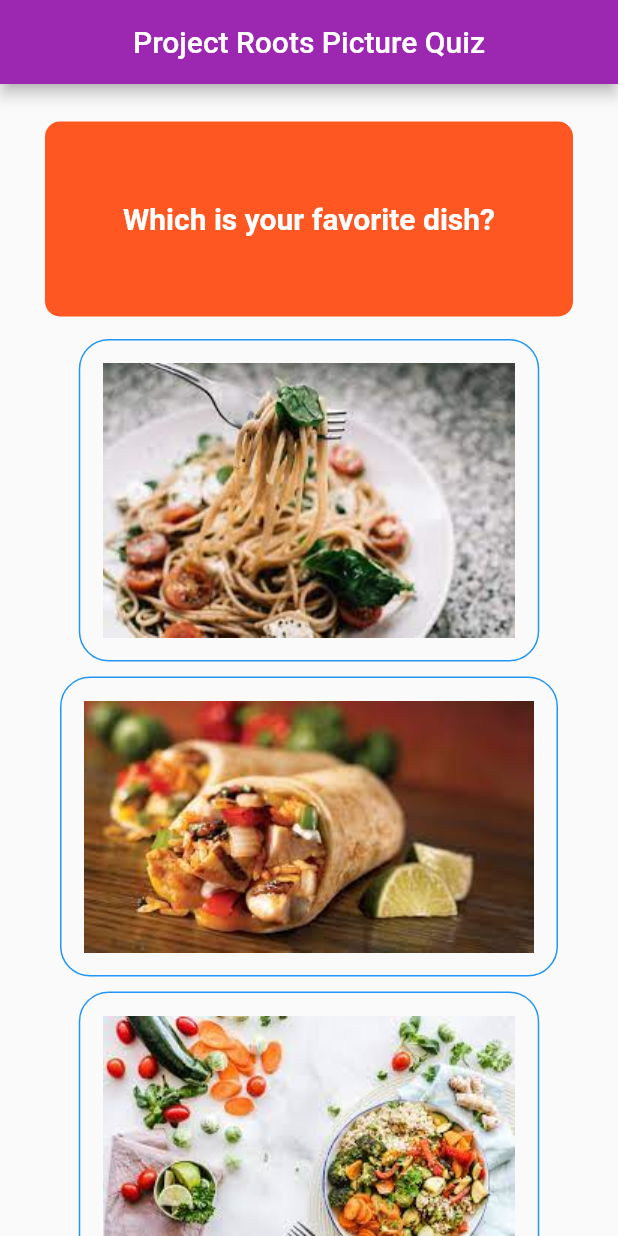
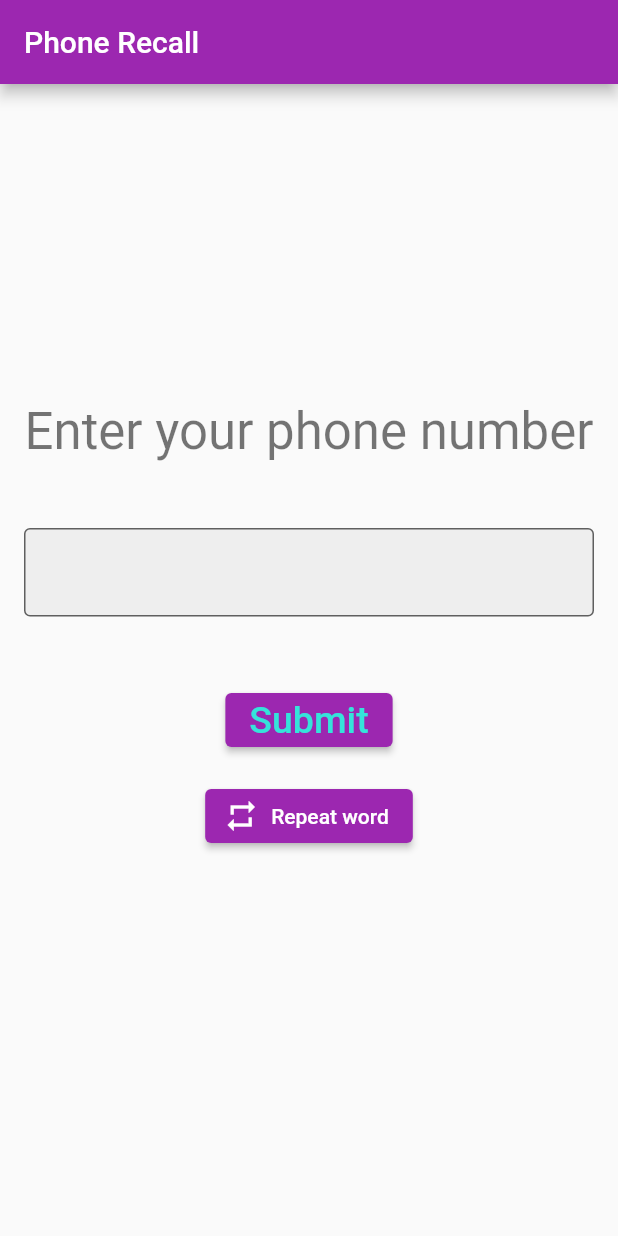
Before and after one commit to inirah02/ProjectRoots, a Flutter app: the screen it shows after launch, on a phone screen of 412 x 824 dp. Run offline on Flutter 3.47's test engine with Material 2 defaults, Android fonts, the phone set to English and light mode, and no system bars; our stand-ins replace firebase_auth, firebase_core, flutter_tts; accounts and stored records are empty.

Commit message:
Phone Recall Completed
Co-authored-by: Rohan Thacker <rohanthacker@users.noreply.github.com>

```diff
--- /dev/null
+++ b/lib/src/activities/phone_recall/phone_recall.dart
@@ -0,0 +1,94 @@
+import 'package:flutter/material.dart';
+import 'package:flutter_tts/flutter_tts.dart';
+
+class PhoneRecallActivity extends StatefulWidget {
+  const PhoneRecallActivity({
+    super.key,
+  });
+
+  @override
+  State<PhoneRecallActivity> createState() => _PhoneRecallActivityState();
+}
+
+class _PhoneRecallActivityState extends State<PhoneRecallActivity> {
+  late final TextEditingController _textEditingController;
+  bool? correctAns;
+  FlutterTts flutterTts = FlutterTts();
+
+  @override
+  initState() {
+    _textEditingController = TextEditingController();
+    super.initState();
+  }
+
+  _onEvaluateAnswer() {
+    setState(() {
+      correctAns = _textEditingController.text == "8762354645";
+    });
+  }
+
+  void _repeat() {
+    flutterTts.speak("Can you recall your phone number");
+  }
+
+  @override
+  Widget build(BuildContext context) {
+    String result = "";
+    if (correctAns != null && correctAns!) {
+      result = "Correct!";
+      flutterTts.speak("You got it right!");
+    } else if (correctAns != null && !correctAns!) {
+      result = "Try again";
+      flutterTts.speak("Lets give it another try");
+    }
+    return Scaffold(
+      appBar: AppBar(
+        title: Text("Phone Recall"),
+      ),
+      body: Padding(
+        padding: const EdgeInsets.symmetric(horizontal: 16.0),
+        child: Column(
+          mainAxisAlignment: MainAxisAlignment.center,
+          crossAxisAlignment: CrossAxisAlignment.center,
+          children: [
+            Text(
+              "Enter your phone number", // Heading Text Style
+              style: Theme.of(context).textTheme.headline4!,
+            ),
+            const SizedBox(
+              height: 45,
+            ),
+            TextField(
+              controller: _textEditingController,
+              keyboardType: TextInputType.phone,
+            ),
+            const SizedBox(
+              height: 45,
+            ),
+            Align(
+              child: ElevatedButton(
+                  onPressed: _onEvaluateAnswer,
+                  child: const Text(
+                    'Submit',
+                    textAlign: TextAlign.center,
+                    style: TextStyle(
+                      color: Color.fromARGB(255, 53, 227, 218),
+                      fontSize: 25,
+                    ),
+                  )),
+            ),
+            Text(result),
+            ElevatedButton.icon(
+              onPressed: _repeat,
+              icon: const Icon(Icons.repeat),
+              label: const Text("Repeat word"),
+            ),
+            const SizedBox(
+              height: 45,
+            ),
+          ],
+        ),
+      ),
+    );
+  }
+}
--- a/lib/src/app.dart
+++ b/lib/src/app.dart
@@ -1,5 +1,6 @@
 import 'package:firebase_auth/firebase_auth.dart';
 import 'package:flutter/material.dart';
+import 'package:projectroots/src/activities/phone_recall/phone_recall.dart';
 import 'package:projectroots/src/activities/picture_quiz/picture_quiz.dart';
 import 'package:projectroots/src/activities/reverse_spell.dart';
 
@@ -13,9 +14,14 @@ class MyApp extends StatelessWidget {
       title: 'Flutter Demo',
       theme: ThemeData(
         primarySwatch: Colors.purple,
+        inputDecorationTheme: const InputDecorationTheme(
+          filled: true,
+          fillColor: Color.fromRGBO(238, 238, 238, 1),
+          border: OutlineInputBorder(),
+        ),
       ),
       home: Scaffold(
-        body: Home(),
+        body: PhoneRecallActivity(),
       ),
     );
   }
```
